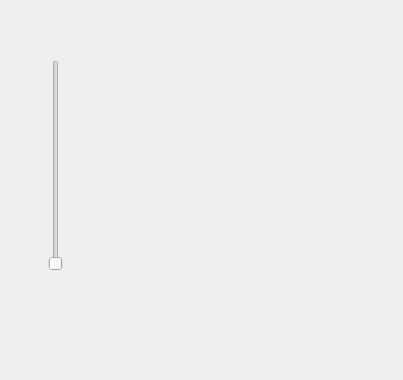
This is Universal-Audio-Visualizer/Sources/slider.ui in lbrooney/Universal-Audio-Visualizer as Qt 5 draws it before an edit. The edited form follows.
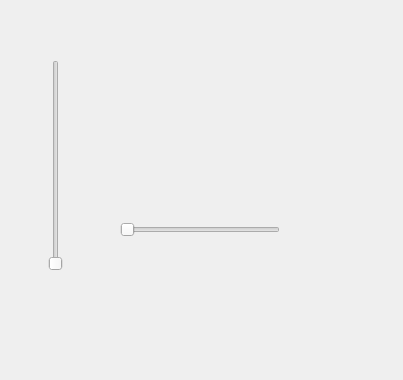
This is the edited form.

Commit message: sliders change size of objects

The edit to the form file:
```diff
--- a/Universal-Audio-Visualizer/Sources/slider.ui
+++ b/Universal-Audio-Visualizer/Sources/slider.ui
@@ -32,6 +32,25 @@
     </item>
    </layout>
   </widget>
+  <widget class="QWidget" name="horizontalLayoutWidget_2">
+   <property name="geometry">
+    <rect>
+     <x>120</x>
+     <y>190</y>
+     <width>160</width>
+     <height>80</height>
+    </rect>
+   </property>
+   <layout class="QHBoxLayout" name="horizontalLayout_2">
+    <item>
+     <widget class="QSlider" name="scaleSlider">
+      <property name="orientation">
+       <enum>Qt::Horizontal</enum>
+      </property>
+     </widget>
+    </item>
+   </layout>
+  </widget>
  </widget>
  <resources/>
  <connections/>
```
The commit also changes 6 other files.
